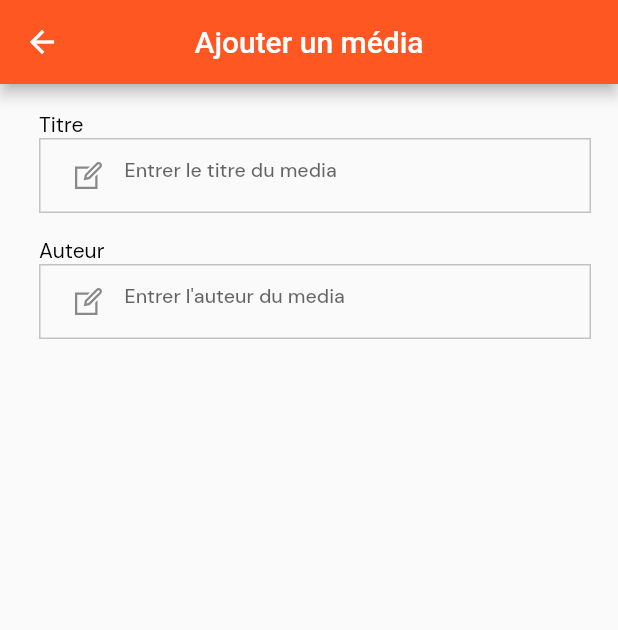
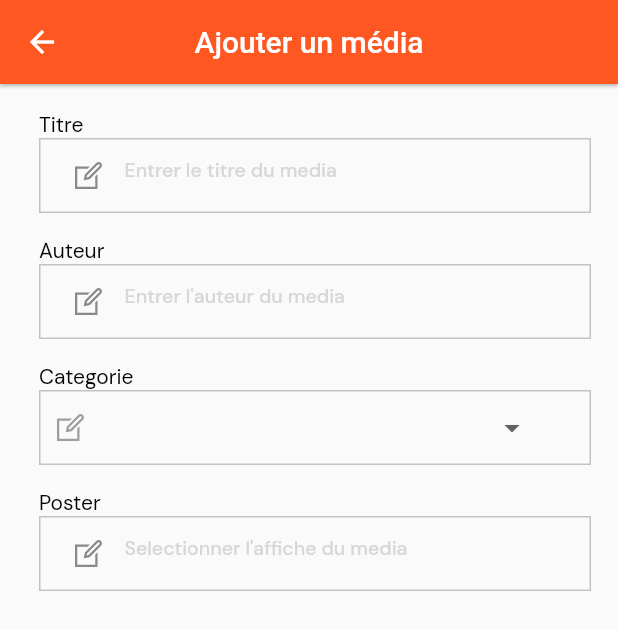
Before and after one commit to Moise-Nturubika/OkonectFront, a Flutter app: the VideoForm screen opened directly, on a phone screen of 412 x 824 dp. Shown: the top 630 px of the screen. Run offline on Flutter 3.47's test engine with Material 2 defaults, Android fonts, the phone set to English and light mode, and no system bars; our stand-ins replace avatar_glow, cached_network_image, carousel_slider, chewie, flutter_bloc, flutter_spinkit and 12 more; missing offline and left inert: audio_session, dart:ffi; network calls fail.

Commit message:
Update media form

```diff
--- a/lib/ui/profil/videos/videoForm.dart
+++ b/lib/ui/profil/videos/videoForm.dart
@@ -1,4 +1,7 @@
+import 'dart:io';
+
 import 'package:flutter/material.dart';
+import 'package:image_picker/image_picker.dart';
 import 'package:okonect/ui/widgets/widgets.dart';
 
 class VideoForm extends StatefulWidget {
@@ -9,6 +12,25 @@ class VideoForm extends StatefulWidget {
 }
 
 class _VideoFormState extends State<VideoForm> {
+  var _image;
+  var imagePicker;
+  String? categorieSelected;
+  List<DropdownMenuItem<String>> dropDownItems = [];
+
+  @override
+  void initState() {
+    super.initState();
+    imagePicker = new ImagePicker();
+    dropDownItems.add(DropdownMenuItem(
+      child: Text("Film"),
+      value: "1",
+    ));
+    dropDownItems.add(DropdownMenuItem(
+      child: Text("Music"),
+      value: "2",
+    ));
+  }
+
   @override
   Widget build(BuildContext context) {
     return Scaffold(
@@ -16,6 +38,7 @@ class _VideoFormState extends State<VideoForm> {
         title: Text("Ajouter un média"),
         centerTitle: true,
         backgroundColor: Colors.deepOrange,
+        elevation: 1,
       ),
       body: SingleChildScrollView(
         padding: EdgeInsets.all(10),
@@ -31,6 +54,41 @@ class _VideoFormState extends State<VideoForm> {
               title: "Auteur",
               margeText: 1,
             ),
+            CustomTextField(
+                hintText: "Selectionner la categorie",
+                title: "Categorie",
+                child: Container(
+                  // height: 80,
+                  width: MediaQuery.of(context).size.width / 1.4,
+                  child: DropdownButton(
+                      value: categorieSelected,
+                      underline: Container(
+                        color: Colors.white,
+                      ),
+                      onChanged: (value) {
+                        // print(value);
+                        // categorieSelected = value;
+                        // setState(() {});
+                      },
+                      isExpanded: true,
+                      items: dropDownItems),
+                )),
+            CustomTextField(
+              hintText: "Selectionner l'affiche du media",
+              title: "Poster",
+              margeText: 1,
+              readOnly: true,
+              onPressed: () async {
+                var source = ImageSource.gallery;
+                XFile image = await imagePicker.pickImage(
+                    source: source,
+                    imageQuality: 50,
+                    preferredCameraDevice: CameraDevice.front);
+                setState(() {
+                  _image = File(image.path);
+                });
+              },
+            ),
           ],
         ),
       ),
--- a/lib/ui/widgets/widgets.dart
+++ b/lib/ui/widgets/widgets.dart
@@ -253,11 +253,28 @@ class CustomTextField extends StatelessWidget {
                       decoration: InputDecoration(
                           border: InputBorder.none,
                           hintText: hintText,
+                          hintStyle: TextStyle(
+                              color: Color.fromARGB(255, 216, 214, 214)),
                           prefixIcon: Icon(LineIcons.edit)),
                       onTap: onPressed,
                     ),
                   )
-                : child,
+                : Container(
+                    padding: EdgeInsets.only(left: 8, right: 8),
+                    decoration: BoxDecoration(
+                      borderRadius: BorderRadius.circular(0),
+                      color: Colors.grey[50],
+                      border: Border.all(
+                        color: Color.fromARGB(255, 196, 195, 195),
+                        width: 1,
+                      ),
+                    ),
+                    child: Row(
+                      children: [
+                        Icon(LineIcons.edit, color: Colors.grey),
+                        child
+                      ],
+                    )),
           ],
         ),
       ),
--- a/pubspec.yaml
+++ b/pubspec.yaml
@@ -31,6 +31,7 @@ dependencies:
   flutter_svg_provider: ^1.0.3
   cached_network_image: ^3.2.0
   avatar_glow: ^2.0.2
+  image_picker: ^0.8.4+11
   # flutter_vlc_player: ^7.0.1
 
 dev_dependencies:
```
Also changed, not shown: pubspec.lock, 1 other file.
